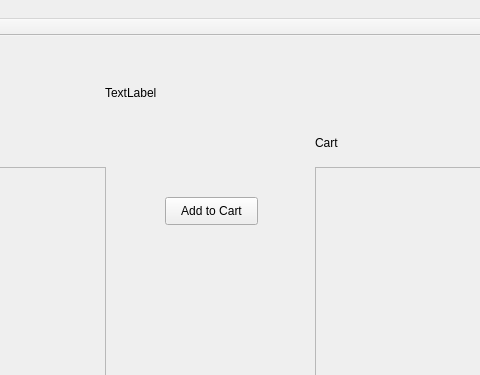
This is WineryProject/mainwindow.ui in AustinVaday/CS1D-Class-Project-1 as Qt 5 draws it before an edit; both pictures show x 166 to 646 and y 0 to 375 of the 781 by 594 pixel window. The edited form follows.
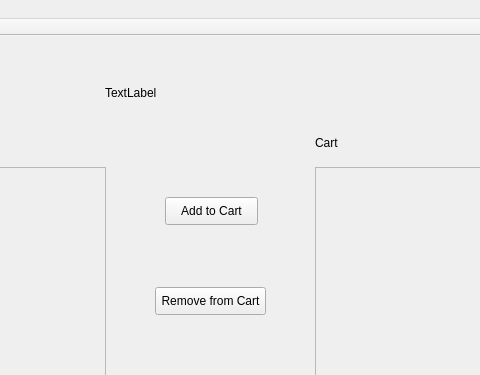
This is the edited form. The open tabs and pages were chosen to show the change.

Commit message: add to cart and remove from cart complete

The edit to the form file:
```diff
--- a/WineryProject/mainwindow.ui
+++ b/WineryProject/mainwindow.ui
@@ -1206,7 +1206,7 @@
          <rect>
           <x>260</x>
           <y>20</y>
-          <width>231</width>
+          <width>271</width>
           <height>51</height>
          </rect>
         </property>
@@ -1328,6 +1328,19 @@
          <string>Previous Winery</string>
         </property>
        </widget>
+       <widget class="QPushButton" name="removeFromCart">
+        <property name="geometry">
+         <rect>
+          <x>310</x>
+          <y>240</y>
+          <width>111</width>
+          <height>28</height>
+         </rect>
+        </property>
+        <property name="text">
+         <string>Remove from Cart</string>
+        </property>
+       </widget>
       </widget>
       <widget class="QWidget" name="customt_trip">
        <widget class="QPushButton" name="goBack">
```
Left out of the diff: 4 changed lines with no effect on the pictures. The commit also changes 9 other files.
